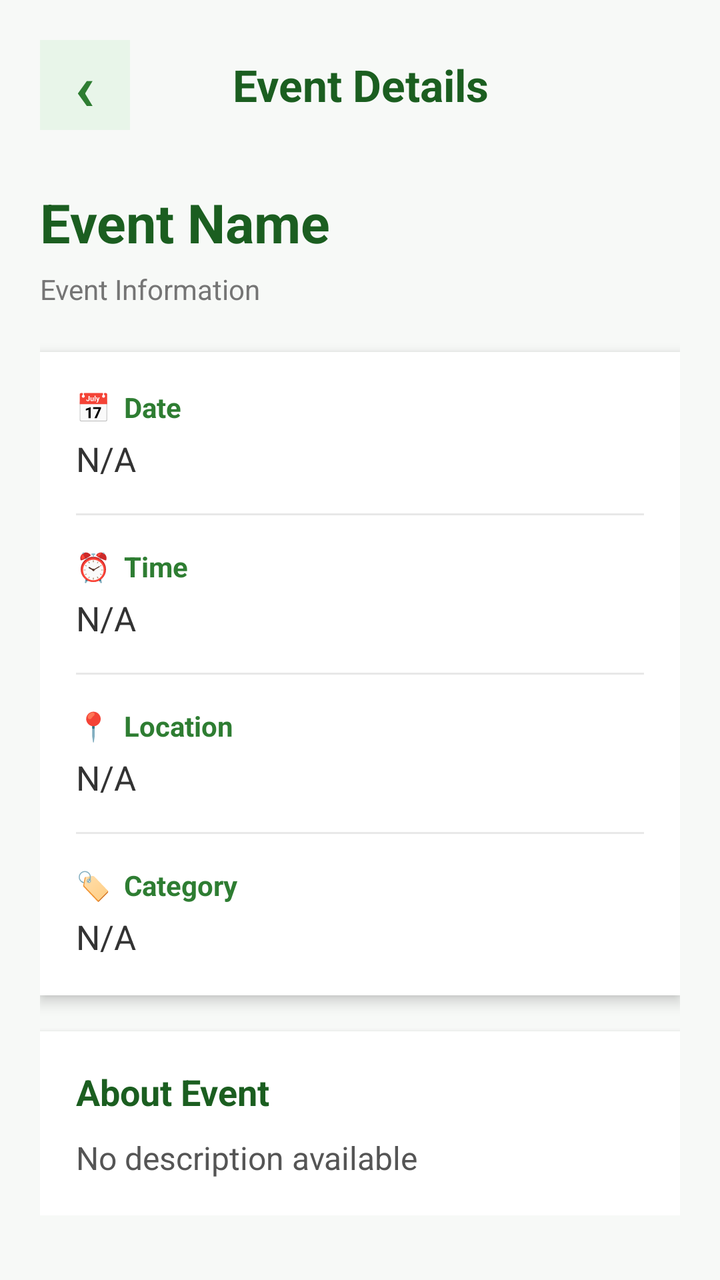
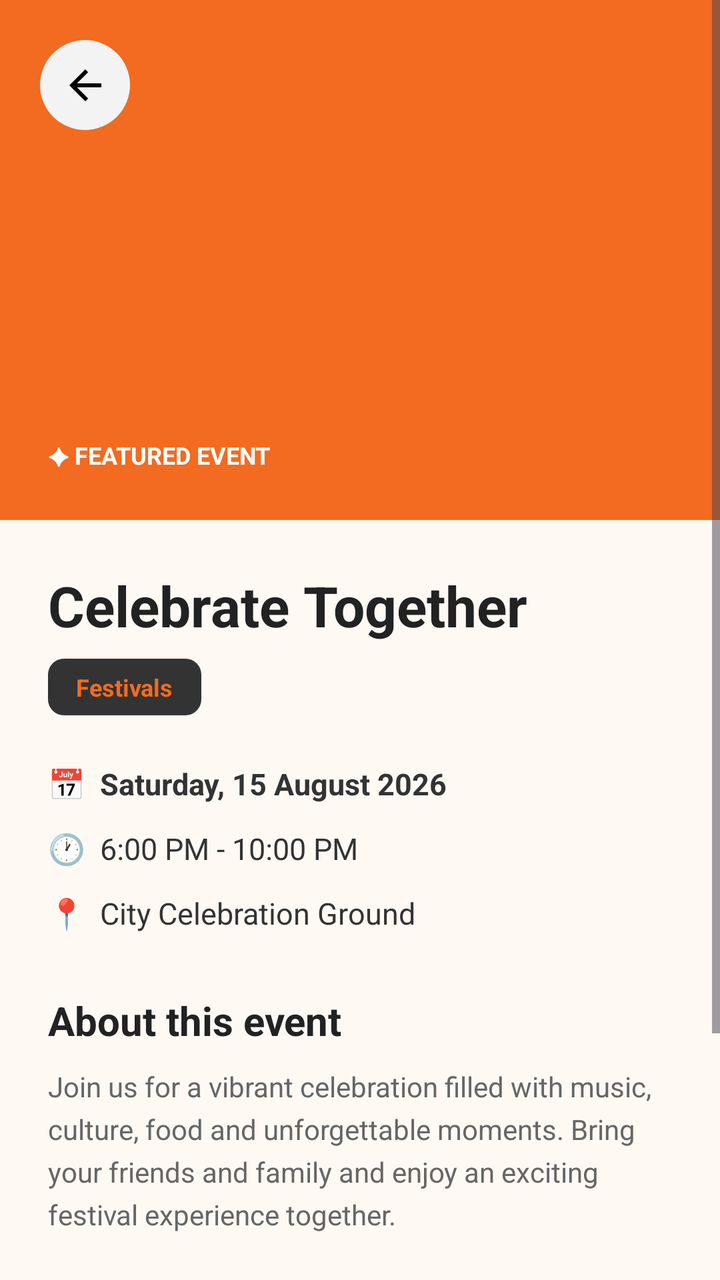

The first picture is an Android layout as it rendered before a commit; the second is the same layout after the commit. The layout source and the unified diff follow.
<!-- AndroidManifest.xml: application theme Theme.Festive_hub -->
<!-- res/layout/activity_event_details.xml -->
<?xml version="1.0" encoding="utf-8"?>
<ScrollView
    xmlns:android="http://schemas.android.com/apk/res/android"
    android:layout_width="match_parent"
    android:layout_height="match_parent"
    android:background="#F7F9F7">

    <LinearLayout
        android:layout_width="match_parent"
        android:layout_height="wrap_content"
        android:orientation="vertical"
        android:padding="20dp">

        <LinearLayout
            android:layout_width="match_parent"
            android:layout_height="wrap_content"
            android:gravity="center_vertical"
            android:orientation="horizontal">

            <TextView
                android:id="@+id/btnBack"
                android:layout_width="45dp"
                android:layout_height="45dp"
                android:background="#E8F5E9"
                android:gravity="center"
                android:text="‹"
                android:textColor="#2E7D32"
                android:textSize="32sp"
                android:textStyle="bold" />

            <TextView
                android:layout_width="0dp"
                android:layout_height="wrap_content"
                android:layout_weight="1"
                android:gravity="center"
                android:text="Event Details"
                android:textColor="#1B5E20"
                android:textSize="22sp"
                android:textStyle="bold" />

            <View
                android:layout_width="45dp"
                android:layout_height="45dp" />

        </LinearLayout>

        <TextView
            android:id="@+id/tvEventName"
            android:layout_width="match_parent"
            android:layout_height="wrap_content"
            android:layout_marginTop="28dp"
            android:text="Event Name"
            android:textColor="#1B5E20"
            android:textSize="27sp"
            android:textStyle="bold" />

        <TextView
            android:layout_width="match_parent"
            android:layout_height="wrap_content"
            android:layout_marginTop="6dp"
            android:text="Event Information"
            android:textColor="#757575"
            android:textSize="14sp" />

        <LinearLayout
            android:layout_width="match_parent"
            android:layout_height="wrap_content"
            android:layout_marginTop="22dp"
            android:background="#FFFFFF"
            android:elevation="4dp"
            android:orientation="vertical"
            android:padding="18dp">

            <TextView
                android:layout_width="match_parent"
                android:layout_height="wrap_content"
                android:text="📅  Date"
                android:textColor="#2E7D32"
                android:textSize="14sp"
                android:textStyle="bold" />

            <TextView
                android:id="@+id/tvEventDate"
                android:layout_width="match_parent"
                android:layout_height="wrap_content"
                android:layout_marginTop="5dp"
                android:text="N/A"
                android:textColor="#333333"
                android:textSize="17sp" />

            <View
                android:layout_width="match_parent"
                android:layout_height="1dp"
                android:layout_marginTop="16dp"
                android:background="#E8E8E8" />

            <TextView
                android:layout_width="match_parent"
                android:layout_height="wrap_content"
                android:layout_marginTop="16dp"
                android:text="⏰  Time"
                android:textColor="#2E7D32"
                android:textSize="14sp"
                android:textStyle="bold" />

            <TextView
                android:id="@+id/tvEventTime"
                android:layout_width="match_parent"
                android:layout_height="wrap_content"
                android:layout_marginTop="5dp"
                android:text="N/A"
                android:textColor="#333333"
                android:textSize="17sp" />

            <View
                android:layout_width="match_parent"
                android:layout_height="1dp"
                android:layout_marginTop="16dp"
                android:background="#E8E8E8" />

            <TextView
                android:layout_width="match_parent"
                android:layout_height="wrap_content"
                android:layout_marginTop="16dp"
                android:text="📍  Location"
                android:textColor="#2E7D32"
                android:textSize="14sp"
                android:textStyle="bold" />

            <TextView
                android:id="@+id/tvEventLocation"
                android:layout_width="match_parent"
                android:layout_height="wrap_content"
                android:layout_marginTop="5dp"
                android:text="N/A"
                android:textColor="#333333"
                android:textSize="17sp" />

            <View
                android:layout_width="match_parent"
                android:layout_height="1dp"
                android:layout_marginTop="16dp"
                android:background="#E8E8E8" />

            <TextView
                android:layout_width="match_parent"
                android:layout_height="wrap_content"
                android:layout_marginTop="16dp"
                android:text="🏷  Category"
                android:textColor="#2E7D32"
                android:textSize="14sp"
                android:textStyle="bold" />

            <TextView
                android:id="@+id/tvEventCategory"
                android:layout_width="match_parent"
                android:layout_height="wrap_content"
                android:layout_marginTop="5dp"
                android:text="N/A"
                android:textColor="#333333"
                android:textSize="17sp" />

        </LinearLayout>

        <LinearLayout
            android:layout_width="match_parent"
            android:layout_height="wrap_content"
            android:layout_marginTop="18dp"
            android:background="#FFFFFF"
            android:elevation="4dp"
            android:orientation="vertical"
            android:padding="18dp">

            <TextView
                android:layout_width="match_parent"
                android:layout_height="wrap_content"
                android:text="About Event"
                android:textColor="#1B5E20"
                android:textSize="18sp"
                android:textStyle="bold" />

            <TextView
                android:id="@+id/tvEventDescription"
                android:layout_width="match_parent"
                android:layout_height="wrap_content"
                android:layout_marginTop="10dp"
                android:lineSpacingExtra="5dp"
                android:text="No description available"
                android:textColor="#555555"
                android:textSize="16sp" />

        </LinearLayout>

    </LinearLayout>

</ScrollView>
<!-- resources referenced by this layout -->
<resources>
  <style name="Theme.Festive_hub" parent="Base.Theme.Festive_hub" />
  <style name="Base.Theme.Festive_hub" parent="Theme.Material3.DayNight.NoActionBar">
          
          
      </style>
</resources>

<!-- the commit's change to res/layout/activity_event_details.xml (unified diff, before → after) -->
@@ -1,182 +1,122 @@
 <?xml version="1.0" encoding="utf-8"?>
-<ScrollView
-    xmlns:android="http://schemas.android.com/apk/res/android"
+<ScrollView xmlns:android="http://schemas.android.com/apk/res/android"
+    xmlns:app="http://schemas.android.com/apk/res-auto"
     android:layout_width="match_parent"
     android:layout_height="match_parent"
-    android:background="#F7F9F7">
+    android:background="#FFF9F4"
+    android:fillViewport="true">
 
     <LinearLayout
         android:layout_width="match_parent"
         android:layout_height="wrap_content"
-        android:orientation="vertical"
-        android:padding="20dp">
+        android:orientation="vertical">
+
+        <FrameLayout
+            android:layout_width="match_parent"
+            android:layout_height="260dp">
+
+            <ImageView
+                android:id="@+id/eventBannerImage"
+                android:layout_width="match_parent"
+                android:layout_height="match_parent"
+                android:background="#F26B21"
+                android:contentDescription="Event banner"
+                android:scaleType="centerCrop" />
+
+            <ImageButton
+                android:id="@+id/btnBack"
+                android:layout_width="45dp"
+                android:layout_height="45dp"
+                android:layout_margin="20dp"
+                android:background="@drawable/bg_circle_light"
+                android:contentDescription="Back"
+                android:padding="10dp"
+                app:srcCompat="@drawable/ic_arrow_back" />
+
+            <TextView
+                android:layout_width="wrap_content"
+                android:layout_height="wrap_content"
+                android:layout_gravity="bottom"
+                android:layout_margin="24dp"
+                android:text="✦ FEATURED EVENT"
+                android:textColor="#FFFFFF"
+                android:textSize="12sp"
+                android:textStyle="bold" />
+
+        </FrameLayout>
 
         <LinearLayout
             android:layout_width="match_parent"
             android:layout_height="wrap_content"
-            android:gravity="center_vertical"
-            android:orientation="horizontal">
+            android:orientation="vertical"
+            android:padding="24dp">
 
             <TextView
-                android:id="@+id/btnBack"
-                android:layout_width="45dp"
-                android:layout_height="45dp"
-                android:background="#E8F5E9"
-                android:gravity="center"
-                android:text="‹"
-                android:textColor="#2E7D32"
-                android:textSize="32sp"
+                android:id="@+id/tvEventName"
+                android:layout_width="match_parent"
+                android:layout_height="wrap_content"
+                android:text="Celebrate Together"
+                android:textColor="#222222"
+                android:textSize="28sp"
                 android:textStyle="bold" />
 
             <TextView
-                android:layout_width="0dp"
+                android:id="@+id/tvEventCategory"
+                android:layout_width="wrap_content"
                 android:layout_height="wrap_content"
-                android:layout_weight="1"
-                android:gravity="center"
-                android:text="Event Details"
-                android:textColor="#1B5E20"
-                android:textSize="22sp"
+                android:layout_marginTop="8dp"
+                android:background="@drawable/bg_tag"
+                android:paddingStart="14dp"
+                android:paddingTop="6dp"
+                android:paddingEnd="14dp"
+                android:paddingBottom="6dp"
+                android:text="Festivals"
+                android:textColor="#F26B21"
+                android:textSize="12sp"
                 android:textStyle="bold" />
 
-            <View
-                android:layout_width="45dp"
-                android:layout_height="45dp" />
+            <LinearLayout
+                android:layout_width="match_parent"
+                android:layout_height="wrap_content"
+                android:layout_marginTop="24dp"
+                android:orientation="vertical">
 
-        </LinearLayout>
+                <TextView
+                    android:id="@+id/tvEventDate"
+                    android:layout_width="match_parent"
+                    android:layout_height="wrap_content"
+                    android:text="📅  Saturday, 15 August 2026"
+                    android:textColor="#333333"
+                    android:textSize="15sp"
+                    android:textStyle="bold" />
 
-        <TextView
-            android:id="@+id/tvEventName"
-            android:layout_width="match_parent"
-            android:layout_height="wrap_content"
-            android:layout_marginTop="28dp"
-            android:text="Event Name"
-            android:textColor="#1B5E20"
-            android:textSize="27sp"
-            android:textStyle="bold" />
+                <TextView
+                    android:id="@+id/tvEventTime"
+                    android:layout_width="match_parent"
+                    android:layout_height="wrap_content"
+                    android:layout_marginTop="12dp"
+                    android:text="🕐  6:00 PM - 10:00 PM"
+                    android:textColor="#333333"
+                    android:textSize="15sp" />
 
-        <TextView
-            android:layout_width="match_parent"
-            android:layout_height="wrap_content"
-            android:layout_marginTop="6dp"
-            android:text="Event Information"
-            android:textColor="#757575"
-            android:textSize="14sp" />
+                <TextView
+                    android:id="@+id/tvEventLocation"
+                    android:layout_width="match_parent"
+                    android:layout_height="wrap_content"
+                    android:layout_marginTop="12dp"
+                    android:text="📍  City Celebration Ground"
+                    android:textColor="#333333"
+                    android:textSize="15sp" />
 
-        <LinearLayout
-            android:layout_width="match_parent"
-            android:layout_height="wrap_content"
-            android:layout_marginTop="22dp"
-            android:background="#FFFFFF"
-            android:elevation="4dp"
-            android:orientation="vertical"
-            android:padding="18dp">
+            </LinearLayout>
 
             <TextView
                 android:layout_width="match_parent"
                 android:layout_height="wrap_content"
-                android:text="📅  Date"
-                android:textColor="#2E7D32"
-                android:textSize="14sp"
-                android:textStyle="bold" />
-
-            <TextView
-                android:id="@+id/tvEventDate"
-                android:layout_width="match_parent"
-                android:layout_height="wrap_content"
-                android:layout_marginTop="5dp"
-                android:text="N/A"
-                android:textColor="#333333"
-                android:textSize="17sp" />
-
-            <View
-                android:layout_width="match_parent"
-                android:layout_height="1dp"
-                android:layout_marginTop="16dp"
-                android:background="#E8E8E8" />
-
-            <TextView
-                android:layout_width="match_parent"
-                android:layout_height="wrap_content"
-                android:layout_marginTop="16dp"
-                android:text="⏰  Time"
-                android:textColor="#2E7D32"
-                android:textSize="14sp"
-                android:textStyle="bold" />
-
-            <TextView
-                android:id="@+id/tvEventTime"
-                android:layout_width="match_parent"
-                android:layout_height="wrap_content"
-                android:layout_marginTop="5dp"
-                android:text="N/A"
-                android:textColor="#333333"
-                android:textSize="17sp" />
-
-            <View
-                android:layout_width="match_parent"
-                android:layout_height="1dp"
-                android:layout_marginTop="16dp"
-                android:background="#E8E8E8" />
-
-            <TextView
-                android:layout_width="match_parent"
-                android:layout_height="wrap_content"
-                android:layout_marginTop="16dp"
-                android:text="📍  Location"
-                android:textColor="#2E7D32"
-                android:textSize="14sp"
-                android:textStyle="bold" />
-
-            <TextView
-                android:id="@+id/tvEventLocation"
-                android:layout_width="match_parent"
-                android:layout_height="wrap_content"
-                android:layout_marginTop="5dp"
-                android:text="N/A"
-                android:textColor="#333333"
-                android:textSize="17sp" />
-
-            <View
-                android:layout_width="match_parent"
-                android:layout_height="1dp"
-                android:layout_marginTop="16dp"
-                android:background="#E8E8E8" />
-
-            <TextView
-                android:layout_width="match_parent"
-                android:layout_height="wrap_content"
-                android:layout_marginTop="16dp"
-                android:text="🏷  Category"
-                android:textColor="#2E7D32"
-                android:textSize="14sp"
-                android:textStyle="bold" />
-
-            <TextView
-                android:id="@+id/tvEventCategory"
-                android:layout_width="match_parent"
-                android:layout_height="wrap_content"
-                android:layout_marginTop="5dp"
-                android:text="N/A"
-                android:textColor="#333333"
-                android:textSize="17sp" />
-
-        </LinearLayout>
-
-        <LinearLayout
-            android:layout_width="match_parent"
-            android:layout_height="wrap_content"
-            android:layout_marginTop="18dp"
-            android:background="#FFFFFF"
-            android:elevation="4dp"
-            android:orientation="vertical"
-            android:padding="18dp">
-
-            <TextView
-                android:layout_width="match_parent"
-                android:layout_height="wrap_content"
-                android:text="About Event"
-                android:textColor="#1B5E20"
-                android:textSize="18sp"
+                android:layout_marginTop="30dp"
+                android:text="About this event"
+                android:textColor="#222222"
+                android:textSize="20sp"
                 android:textStyle="bold" />
 
             <TextView
@@ -185,9 +125,31 @@
                 android:layout_height="wrap_content"
                 android:layout_marginTop="10dp"
                 android:lineSpacingExtra="5dp"
-                android:text="No description available"
-                android:textColor="#555555"
-                android:textSize="16sp" />
+                android:text="Join us for a vibrant celebration filled with music, culture, food and unforgettable moments. Bring your friends and family and enjoy an exciting festival experience together."
+                android:textColor="#666666"
+                android:textSize="14sp" />
+
+            <Button
+                android:id="@+id/btnBookEvent"
+                android:layout_width="match_parent"
+                android:layout_height="55dp"
+                android:layout_marginTop="30dp"
+                android:background="@drawable/bg_primary_button"
+                android:text="Join Event"
+                android:textAllCaps="false"
+                android:textColor="#FFFFFF"
+                android:textSize="15sp"
+                android:textStyle="bold" />
+
+            <Button
+                android:id="@+id/btnShowQr"
+                android:layout_width="match_parent"
+                android:layout_height="55dp"
+                android:layout_marginTop="12dp"
+                android:text="SHOW MY QR CODE"
+                android:textStyle="bold"
+                android:textColor="#FFFFFF"
+                android:backgroundTint="#F26B21" />
 
         </LinearLayout>
 
<!-- resource entries referenced after the edit -->
@@ -1,5 +1,48 @@
 <!-- resources referenced by this layout -->
 <resources>
+  <!-- drawable bg_circle_light (drawable) -->
+  <?xml version="1.0" encoding="utf-8"?>
+  <shape xmlns:android="http://schemas.android.com/apk/res/android"
+      android:shape="oval">
+  
+      <solid android:color="#F3F3F3"/>
+  
+  </shape>
+  <!-- drawable bg_primary_button (drawable) -->
+  <?xml version="1.0" encoding="utf-8"?>
+  <selector xmlns:android="http://schemas.android.com/apk/res/android">
+  
+      <item android:state_pressed="true">
+          <shape android:shape="rectangle">
+              <solid android:color="#333333"/>
+              <corners android:radius="12dp"/>
+          </shape>
+      </item>
+  
+      <item>
+          <shape android:shape="rectangle">
+              <solid android:color="#000000"/>
+              <corners android:radius="12dp"/>
+          </shape>
+      </item>
+  
+  </selector>
+  <!-- drawable bg_tag (drawable) -->
+  <?xml version="1.0" encoding="utf-8"?>
+  <shape xmlns:android="http://schemas.android.com/apk/res/android"
+      android:shape="rectangle">
+  
+      <solid android:color="#333333"/>
+  
+      <corners android:radius="8dp"/>
+  
+  </shape>
+  <!-- drawable ic_arrow_back (drawable) -->
+  <vector xmlns:android="http://schemas.android.com/apk/res/android" android:autoMirrored="true" android:height="24dp" android:tint="#000000" android:viewportHeight="24" android:viewportWidth="24" android:width="24dp">
+        
+      <path android:fillColor="@android:color/white" android:pathData="M20,11H7.83l5.59,-5.59L12,4l-8,8 8,8 1.41,-1.41L7.83,13H20v-2z"/>
+      
+  </vector>
   <style name="Theme.Festive_hub" parent="Base.Theme.Festive_hub" />
   <style name="Base.Theme.Festive_hub" parent="Theme.Material3.DayNight.NoActionBar">
           
